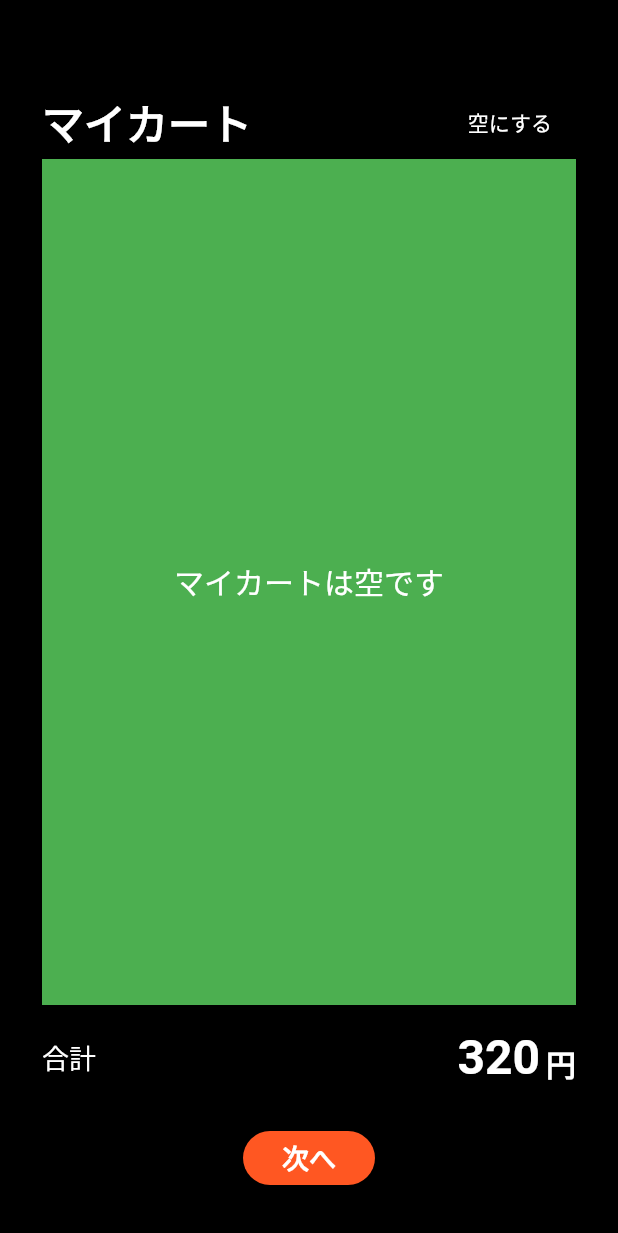
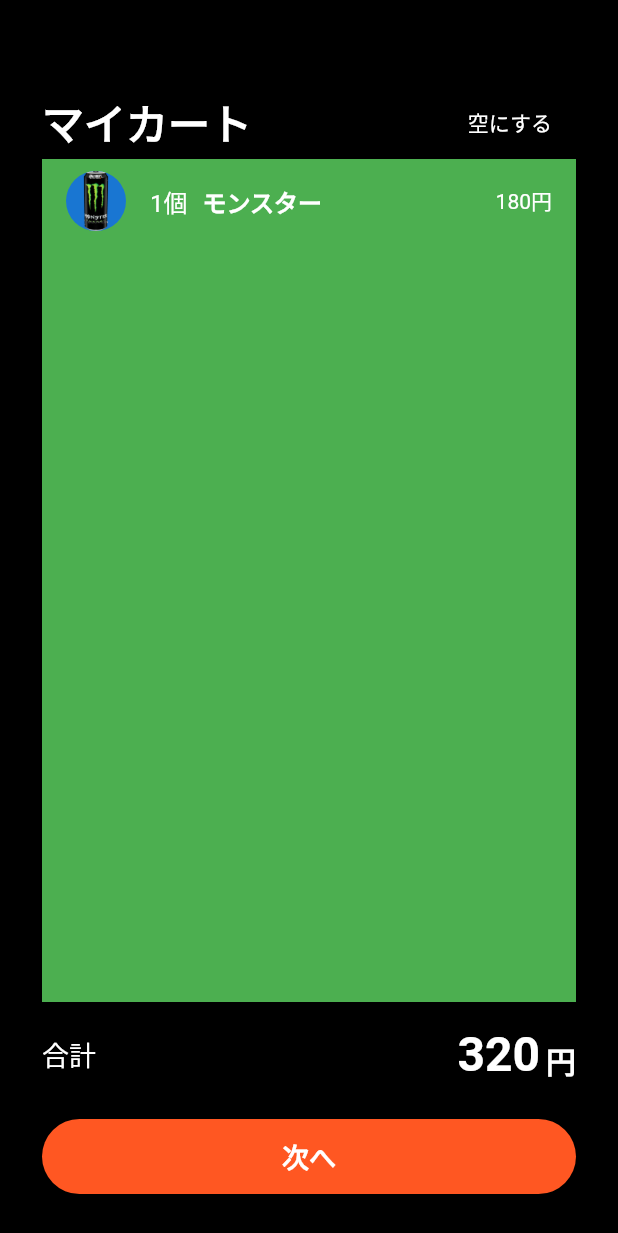
Before and after one commit to Channelsu/shop, a Flutter app: the screen it shows after launch, on a phone screen of 412 x 824 dp. Shown: the top 1233 px of the screen. Run offline on Flutter 3.47's test engine with Material 2 defaults, Android fonts, the phone set to English and light mode, and no system bars.

Commit message:
マイカートの中身表示追記

```diff
--- a/lib/page/cart_page.dart
+++ b/lib/page/cart_page.dart
@@ -39,11 +39,15 @@ class CartPage extends StatelessWidget {
               ],
             ),
             SizedBox(height: 24,),
-            RaisedButton(
+            Container(
+              height: 50,
+              width: double.infinity,
+              child: RaisedButton(
                 color: Theme.of(context).primaryColor,
                 shape: StadiumBorder(),
                 child: Text('次へ', style: TextStyle(color: Colors.white, fontSize: 18, fontWeight: FontWeight.bold),),
                 onPressed: () {},
+              ),
             ),
           ],
         ),
@@ -53,11 +57,33 @@ class CartPage extends StatelessWidget {
   }
 
   Widget buildCardItems(BuildContext context) {
-    return Center(
+    return buildCartItem();
+    // return Center(
+    //   child: Text(
+    //     'マイカートは空です',
+    //     style: TextStyle(color: Colors.white, fontSize: 20),
+    //   ),
+    // );
+  }
+
+  Widget buildCartItem() => ListTile(
+    leading: CircleAvatar(
+      backgroundImage: AssetImage('assets/monster.png'),
+    ),
+    title: Row(
+      children: <Widget>[
+        Text('1個', style: TextStyle(color: Colors.white),),
+        SizedBox(width: 10,),
+        Expanded(
           child: Text(
-        'マイカートは空です',
-        style: TextStyle(color: Colors.white, fontSize: 20),
+            'モンスター',
+            style: TextStyle(color: Colors.white, fontWeight: FontWeight.bold),
+            overflow: TextOverflow.ellipsis,
+            maxLines: 1,
+          )
         ),
+      ],
+    ),
+    trailing: Text('180円', style: TextStyle(color: Colors.white)),
   );
 }
-}
```
Lines whose indentation alone changed are shown as unchanged.
